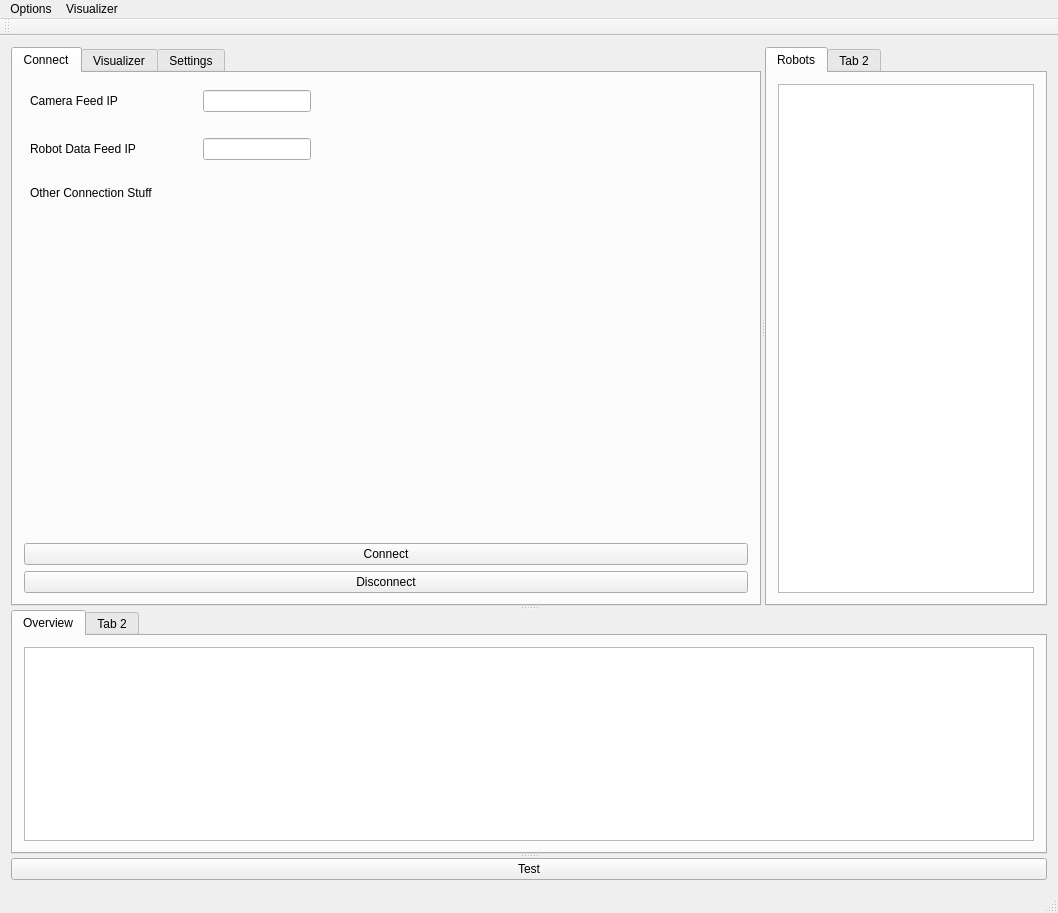
First picture: the form in mainwindow.ui, repository yorkrobotlab/ardebug, before the edit.
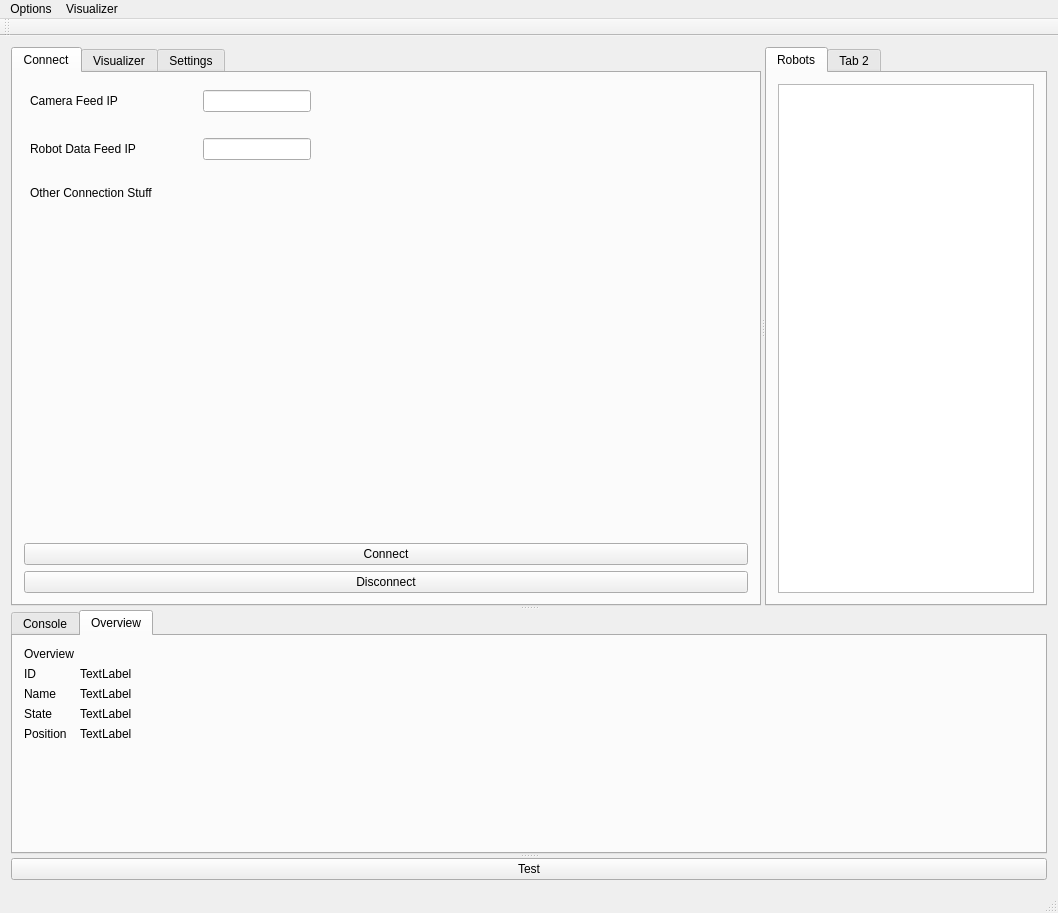
Second picture: the form after the edit. The open tabs and pages were chosen to show the change.

Commit message: Added overview tab. Cleaning up socket closing on exit

```diff
--- a/mainwindow.ui
+++ b/mainwindow.ui
@@ -267,21 +267,90 @@
        <property name="currentIndex">
         <number>0</number>
        </property>
+       <widget class="QWidget" name="consoleTab">
+        <attribute name="title">
+         <string>Console</string>
+        </attribute>
+        <layout class="QVBoxLayout" name="verticalLayout_5">
+         <item>
+          <widget class="QPlainTextEdit" name="consoleText"/>
+         </item>
+        </layout>
+       </widget>
        <widget class="QWidget" name="overviewTab">
         <attribute name="title">
          <string>Overview</string>
         </attribute>
-        <layout class="QVBoxLayout" name="verticalLayout_5">
+        <layout class="QVBoxLayout" name="verticalLayout_2">
          <item>
-          <widget class="QPlainTextEdit" name="overviewText"/>
+          <layout class="QFormLayout" name="formLayout_3">
+           <item row="0" column="0">
+            <widget class="QLabel" name="label_12">
+             <property name="text">
+              <string>Overview</string>
+             </property>
+            </widget>
+           </item>
+           <item row="1" column="0">
+            <widget class="QLabel" name="label_13">
+             <property name="text">
+              <string>ID</string>
+             </property>
+            </widget>
+           </item>
+           <item row="1" column="1">
+            <widget class="QLabel" name="robotIDLabel">
+             <property name="text">
+              <string>TextLabel</string>
+             </property>
+            </widget>
+           </item>
+           <item row="2" column="0">
+            <widget class="QLabel" name="label_11">
+             <property name="text">
+              <string>Name</string>
+             </property>
+            </widget>
+           </item>
+           <item row="2" column="1">
+            <widget class="QLabel" name="robotNameLabel">
+             <property name="text">
+              <string>TextLabel</string>
+             </property>
+            </widget>
+           </item>
+           <item row="3" column="0">
+            <widget class="QLabel" name="label_16">
+             <property name="text">
+              <string>State</string>
+             </property>
+            </widget>
+           </item>
+           <item row="4" column="0">
+            <widget class="QLabel" name="label_17">
+             <property name="text">
+              <string>Position</string>
+             </property>
+            </widget>
+           </item>
+           <item row="3" column="1">
+            <widget class="QLabel" name="robotStateLabel">
+             <property name="text">
+              <string>TextLabel</string>
+             </property>
+            </widget>
+           </item>
+           <item row="4" column="1">
+            <widget class="QLabel" name="robotPosLabel">
+             <property name="text">
+              <string>TextLabel</string>
+             </property>
+            </widget>
+           </item>
+          </layout>
          </item>
         </layout>
        </widget>
-       <widget class="QWidget" name="tab_5">
-        <attribute name="title">
-         <string>Tab 2</string>
-        </attribute>
-       </widget>
       </widget>
       <widget class="QPushButton" name="testButton">
        <property name="sizePolicy">
```
Left out of the diff: 6 changed lines with no effect on the pictures. The commit also changes 10 other files.
